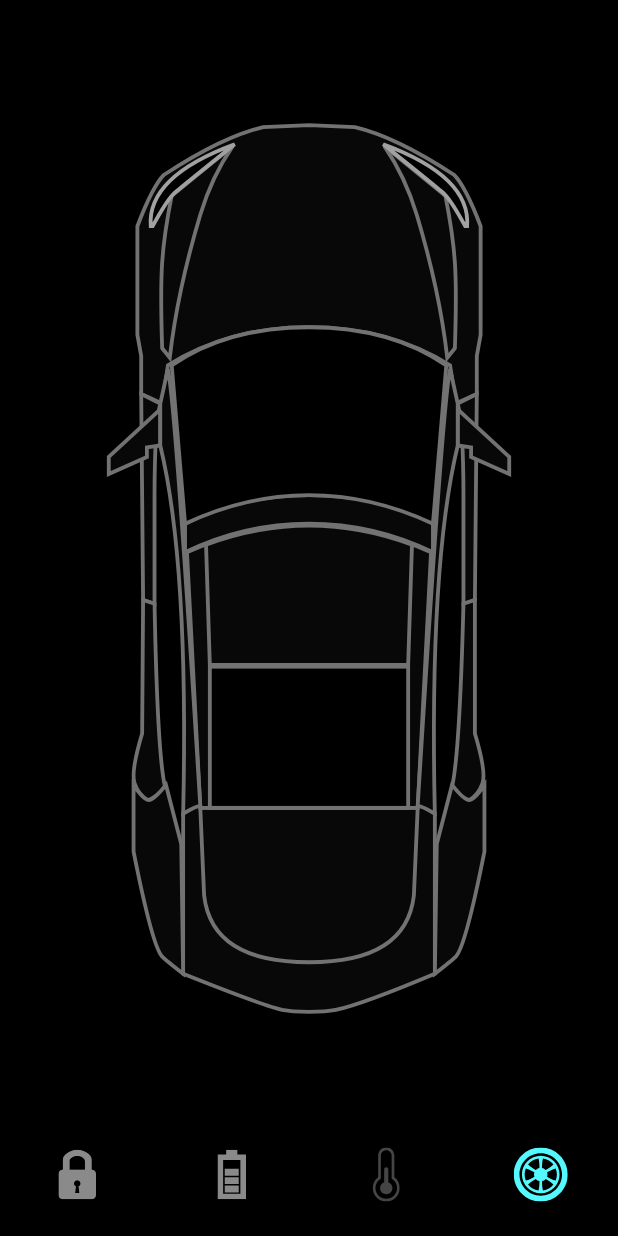
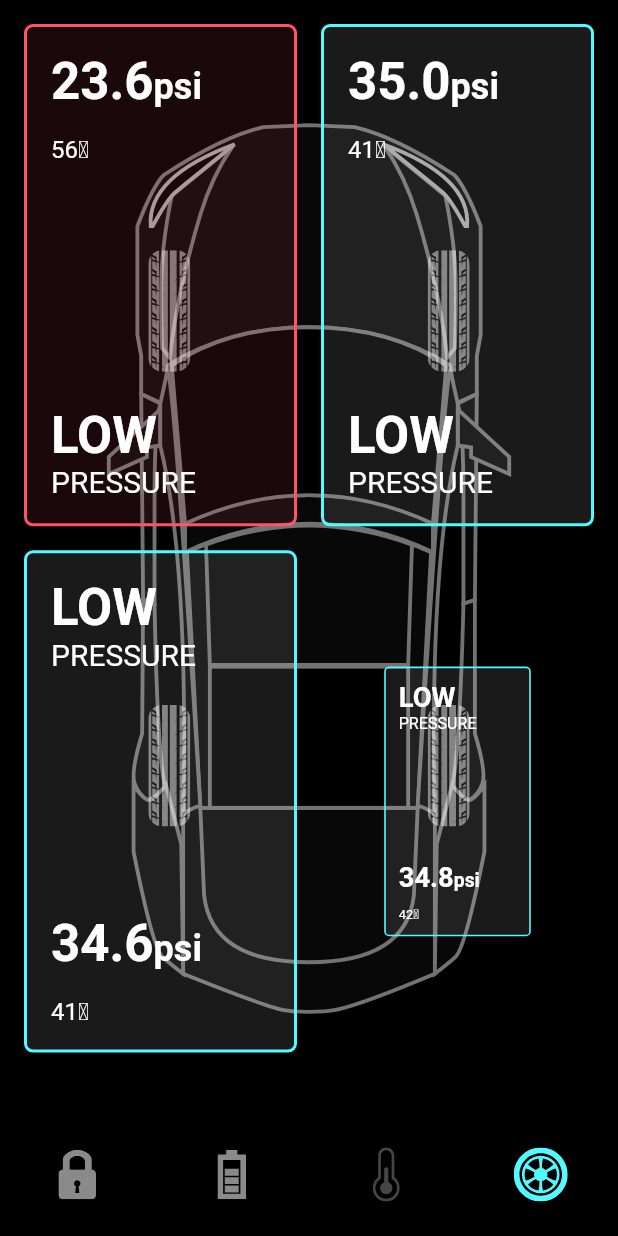
Before and after one commit to Ashwin1002/Flutter-Animated-Car, a Flutter app: the screen it shows after launch, item 4 of the bottom bar chosen, on a phone screen of 412 x 824 dp. Run offline on Flutter 3.47's test engine with Material 2 defaults, Android fonts, the phone set to English and light mode, and no system bars; our stand-ins replace flutter_svg.

Commit message:
final ui sun 16 jul 09:51

```diff
--- a/lib/home_controller.dart
+++ b/lib/home_controller.dart
@@ -41,4 +41,38 @@ class HomeController extends ChangeNotifier {
     isCoolSelected = !isCoolSelected;
     notifyListeners();
   }
+
+  bool showTyres = false;
+
+  void showTyreController(int index) {
+    if (selectedBottomTab != 3 && index == 3) {
+      Future.delayed(
+        const Duration(milliseconds: 400),
+        () {
+          showTyres = true;
+          notifyListeners();
+        },
+      );
+    } else {
+      showTyres = false;
+      notifyListeners();
+    }
+  }
+
+  bool isShowTyreStatus = false;
+
+  void tyreStatusController(int index) {
+    if (selectedBottomTab != 3 && index == 3) {
+      isShowTyreStatus = true;
+      notifyListeners();
+    } else {
+      Future.delayed(
+        const Duration(milliseconds: 400),
+        () {
+          isShowTyreStatus = false;
+          notifyListeners();
+        },
+      );
+    }
+  }
 }
--- /dev/null
+++ b/lib/screens/components/tyre_psi_card.dart
@@ -0,0 +1,94 @@
+import 'package:flutter/material.dart';
+
+import '../../constanins.dart';
+import '../../models/TyrePsi.dart';
+
+class TyrePsiCard extends StatelessWidget {
+  const TyrePsiCard(
+      {super.key, required this.isBottomTwoTyre, required this.tyrePsi});
+
+  final bool isBottomTwoTyre;
+  final TyrePsi tyrePsi;
+
+  @override
+  Widget build(BuildContext context) {
+    return Container(
+      padding: const EdgeInsets.all(defaultPadding),
+      decoration: BoxDecoration(
+        color:
+            tyrePsi.isLowPressure ? redColor.withOpacity(0.1) : Colors.white10,
+        border: Border.all(
+          color: tyrePsi.isLowPressure ? redColor : primaryColor,
+          width: 2,
+        ),
+        borderRadius: BorderRadius.circular(6.0),
+      ),
+      child: isBottomTwoTyre
+          ? Column(
+              crossAxisAlignment: CrossAxisAlignment.start,
+              children: [
+                lowPressureText(context),
+                const Spacer(),
+                psiText(context, text: tyrePsi.psi.toString()),
+                const SizedBox(height: defaultPadding),
+                Text(
+                  "${tyrePsi.temp}\u2103",
+                  style: const TextStyle(fontSize: 16, color: Colors.white),
+                ),
+              ],
+            )
+          : Column(
+              crossAxisAlignment: CrossAxisAlignment.start,
+              children: [
+                psiText(context, text: tyrePsi.psi.toString()),
+                const SizedBox(height: defaultPadding),
+                Text(
+                  "${tyrePsi.temp}\u2103",
+                  style: const TextStyle(fontSize: 16, color: Colors.white),
+                ),
+                const Spacer(),
+                lowPressureText(context)
+              ],
+            ),
+    );
+  }
+
+  Widget lowPressureText(BuildContext context) {
+    return Column(
+      crossAxisAlignment: CrossAxisAlignment.start,
+      children: [
+        Text(
+          "Low".toUpperCase(),
+          style: Theme.of(context)
+              .textTheme
+              .headlineMedium!
+              .copyWith(color: Colors.white, fontWeight: FontWeight.w600),
+        ),
+        Text(
+          "Pressure".toUpperCase(),
+          style: const TextStyle(fontSize: 20),
+        )
+      ],
+    );
+  }
+
+  RichText psiText(BuildContext context, {required String text}) {
+    return RichText(
+      text: TextSpan(
+          text: text,
+          style: Theme.of(context).textTheme.headlineMedium!.copyWith(
+                fontWeight: FontWeight.w600,
+                color: Colors.white,
+              ),
+          children: const <TextSpan>[
+            TextSpan(
+              text: "psi",
+              style: TextStyle(
+                fontSize: 24,
+                color: Colors.white,
+              ),
+            )
+          ]),
+    );
+  }
+}
--- /dev/null
+++ b/lib/screens/components/tyres.dart
@@ -0,0 +1,35 @@
+import 'package:flutter/material.dart';
+import 'package:flutter_svg/svg.dart';
+
+List<Widget> tyres(BoxConstraints constrains) {
+  return [
+    Positioned(
+      left: constrains.maxWidth * 0.24,
+      top: constrains.maxHeight * 0.22,
+      child: SvgPicture.asset(
+        "assets/icons/FL_Tyre.svg",
+      ),
+    ),
+    Positioned(
+      right: constrains.maxWidth * 0.24,
+      top: constrains.maxHeight * 0.22,
+      child: SvgPicture.asset(
+        "assets/icons/FL_Tyre.svg",
+      ),
+    ),
+    Positioned(
+      left: constrains.maxWidth * 0.24,
+      top: constrains.maxHeight * 0.62,
+      child: SvgPicture.asset(
+        "assets/icons/FL_Tyre.svg",
+      ),
+    ),
+    Positioned(
+      right: constrains.maxWidth * 0.24,
+      top: constrains.maxHeight * 0.62,
+      child: SvgPicture.asset(
+        "assets/icons/FL_Tyre.svg",
+      ),
+    ),
+  ];
+}
--- a/lib/screens/home_screen.dart
+++ b/lib/screens/home_screen.dart
@@ -1,4 +1,5 @@
 import 'package:animated_car/constanins.dart';
+import 'package:animated_car/models/TyrePsi.dart';
 import 'package:flutter/material.dart';
 import 'package:flutter_svg/svg.dart';
 import '/home_controller.dart';
@@ -7,6 +8,8 @@ import 'components/battery_status.dart';
 import 'components/door_lock.dart';
 import 'components/tesla_bottom_navigationbar.dart';
 import 'components/tmp_details.dart';
+import 'components/tyre_psi_card.dart';
+import 'components/tyres.dart';
 
 // Next Episode show you the battery tab animation
 // Thank you!
@@ -25,10 +28,20 @@ class _HomeScreenState extends State<HomeScreen> with TickerProviderStateMixin {
   late AnimationController _batteryAnimationController;
   late Animation<double> _animationBattery;
   late Animation<double> _animationBatteryStatus;
+
   late AnimationController _tempAnimationController;
   late Animation<double> _animationCarShift;
   late Animation<double> _animationTempShowInfo;
   late Animation<double> _animationCoolGlow;
+
+  late AnimationController _tyreAnimationController;
+
+  late List<Animation<double>> _tyreAnimations;
+  //we want each tyre one by one
+  late Animation<double> _animationTyre1Psi;
+  late Animation<double> _animationTyre2Psi;
+  late Animation<double> _animationTyre3Psi;
+  late Animation<double> _animationTyre4Psi;
 
   void setupBatteryAnimation() {
     _batteryAnimationController = AnimationController(
@@ -76,10 +89,44 @@ class _HomeScreenState extends State<HomeScreen> with TickerProviderStateMixin {
     );
   }
 
+  void setupTyreAnimation() {
+    _tyreAnimationController = AnimationController(
+      vsync: this,
+      duration: const Duration(milliseconds: 1200),
+    );
+
+    // we will delay the aniatiom for 400 ms
+    //because with in this time the car animate from right side
+    //1200 * 0.34 = 408
+    _animationTyre1Psi = CurvedAnimation(
+      parent: _tyreAnimationController,
+      curve: const Interval(0.34, 0.5),
+    );
+    _animationTyre2Psi = CurvedAnimation(
+      parent: _tyreAnimationController,
+      curve: const Interval(0.5, 0.66),
+    );
+    _animationTyre3Psi = CurvedAnimation(
+      parent: _tyreAnimationController,
+      curve: const Interval(0.66, 0.82),
+    );
+    _animationTyre4Psi = CurvedAnimation(
+      parent: _tyreAnimationController,
+      curve: const Interval(0.82, 1),
+    );
+  }
+
   @override
   void initState() {
     setupBatteryAnimation();
     setupTempAnimation();
+    setupTyreAnimation();
+    _tyreAnimations = [
+      _animationTyre1Psi,
+      _animationTyre2Psi,
+      _animationTyre3Psi,
+      _animationTyre4Psi,
+    ];
     super.initState();
   }
 
@@ -88,6 +135,7 @@ class _HomeScreenState extends State<HomeScreen> with TickerProviderStateMixin {
     // always dispose the controller after use
     _batteryAnimationController.dispose();
     _tempAnimationController.dispose();
+    _tyreAnimationController.dispose();
     super.dispose();
   }
 
@@ -97,7 +145,8 @@ class _HomeScreenState extends State<HomeScreen> with TickerProviderStateMixin {
         animation: Listenable.merge([
           _controller,
           _batteryAnimationController,
-          _tempAnimationController
+          _tempAnimationController,
+          _tyreAnimationController
         ]),
         builder: (context, _) {
           return Scaffold(
@@ -107,6 +156,8 @@ class _HomeScreenState extends State<HomeScreen> with TickerProviderStateMixin {
                 // animation to start
                 if (index == 1) {
                   _batteryAnimationController.forward();
+                  // we can use _controller.selectedBottomTab == 1
+                  // because after check it change the tab
                 } else if (_controller.selectedBottomTab == 1 && index != 1) {
                   _batteryAnimationController.reverse(from: 0.7);
                 }
@@ -116,8 +167,15 @@ class _HomeScreenState extends State<HomeScreen> with TickerProviderStateMixin {
                 } else if (_controller.selectedBottomTab == 2 && index != 2) {
                   _tempAnimationController.reverse(from: 0.4);
                 }
-                // we can use _controller.selectedBottomTab == 1
-                // because after check it change the tab
+
+                if (index == 3) {
+                  _tyreAnimationController.forward();
+                } else if (_controller.selectedBottomTab == 3 && index != 3) {
+                  _tyreAnimationController.reverse(from: 0.4);
+                }
+
+                _controller.showTyreController(index);
+                _controller.tyreStatusController(index);
                 _controller.onBottomNavigationTabChanged(index);
               },
               selectedTab: _controller.selectedBottomTab,
@@ -233,7 +291,7 @@ class _HomeScreenState extends State<HomeScreen> with TickerProviderStateMixin {
                           child: TempDetails(controller: _controller),
                         ),
                       ),
-
+                      //temp glow
                       Positioned(
                         right: -180 * (1 - _animationCoolGlow.value),
                         child: AnimatedSwitcher(
@@ -250,8 +308,33 @@ class _HomeScreenState extends State<HomeScreen> with TickerProviderStateMixin {
                                   key: UniqueKey(),
                                 ),
                         ),
-                      )
-                      // See how easy it is
+                      ),
+
+                      // Tyre
+                      if (_controller.showTyres) ...tyres(constrains),
+                      if (_controller.isShowTyreStatus)
+                        Padding(
+                          padding: const EdgeInsets.all(defaultPadding),
+                          child: GridView.builder(
+                            itemCount: demoPsiList.length,
+                            physics: const NeverScrollableScrollPhysics(),
+                            gridDelegate:
+                                SliverGridDelegateWithFixedCrossAxisCount(
+                              crossAxisCount: 2,
+                              mainAxisSpacing: defaultPadding,
+                              crossAxisSpacing: defaultPadding,
+                              childAspectRatio:
+                                  constrains.maxWidth / constrains.maxHeight,
+                            ),
+                            itemBuilder: (context, index) => ScaleTransition(
+                              scale: _tyreAnimations[index],
+                              child: TyrePsiCard(
+                                isBottomTwoTyre: index > 1,
+                                tyrePsi: demoPsiList[index],
+                              ),
+                            ),
+                          ),
+                        )
                     ],
                   );
                 },
```
